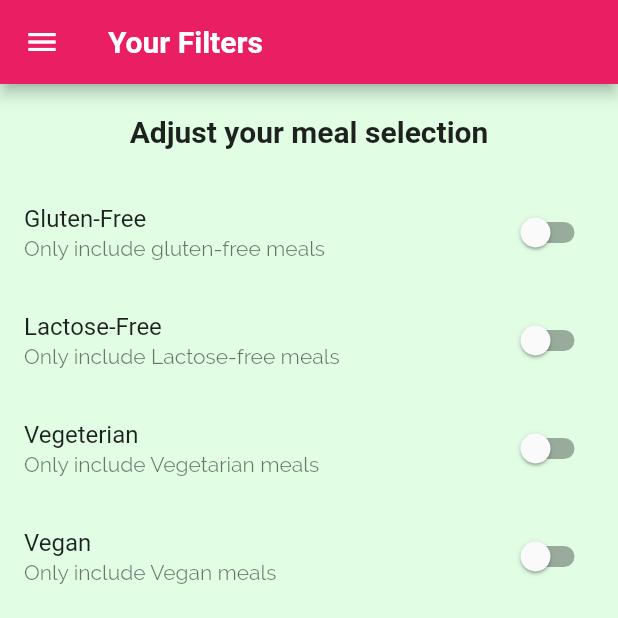
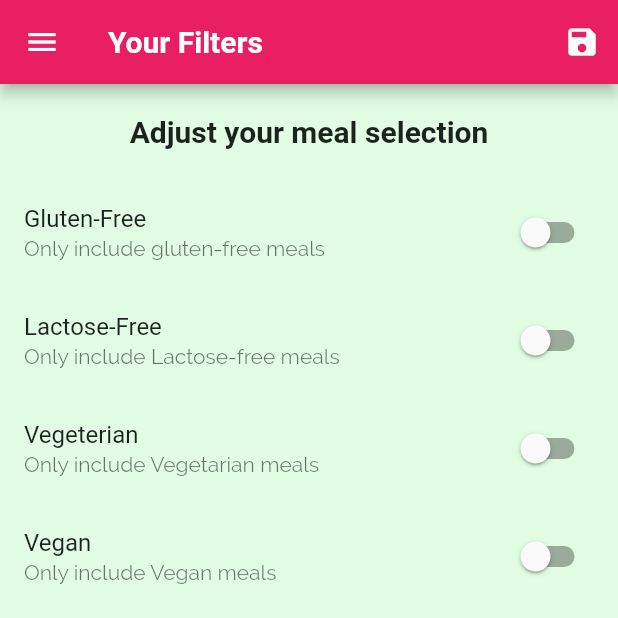
Before and after one commit to Erakotya/Dart_Projects, a Flutter app: the FilterScreen screen opened by its route, on a phone screen of 412 x 824 dp, the top half of it. Run offline on Flutter 3.47's test engine with Material 2 defaults, Android fonts, the phone set to English and light mode, and no system bars; Roboto replaces fonts that are missing (RobotoCondensed).

Commit message:
wired up filters

```diff
--- a/meals_app/lib/main.dart
+++ b/meals_app/lib/main.dart
@@ -1,17 +1,56 @@
 import 'package:flutter/material.dart';
+import 'package:meals_app/dummy_data.dart';
 import 'package:meals_app/screens/tabs_screen.dart';
 import './screens/categories_screen.dart';
 import './screens/category_meals_screen.dart';
 import './screens/meal_detail_screen.dart';
 import './screens/tabs_screen.dart';
 import './screens/filters.dart';
+import './dummy_data.dart';
+import './models/model.dart';
 
 void main() {
   runApp(MyApp());
 }
 
-class MyApp extends StatelessWidget {
+class MyApp extends StatefulWidget {
   // This widget is the root of your application.
+  @override
+  _MyAppState createState() => _MyAppState();
+}
+
+class _MyAppState extends State<MyApp> {
+  Map<String, bool> _filters = {
+    'gluten': false,
+    'lactose': false,
+    'vegan': false,
+    'vegetarian': false,
+  };
+
+  List<Meal> _availableMeals = DUMMY_MEALS;
+
+  void _setFilters(Map<String, bool> filterData) {
+    setState(() {
+      _filters = filterData;
+      _availableMeals = DUMMY_MEALS.where((meal) {
+        if (_filters['gluten'] && !meal.isGlutenFree) {
+          //if filter is set to show only gluten free && meal is gluten free, then dont show item
+          return false;
+        }
+        if (_filters['lactose'] && !meal.isLactoseFree) {
+          return false;
+        }
+        if (_filters['vegan'] && !meal.isVegan) {
+          return false;
+        }
+        if (_filters['vegetarian'] && !meal.isVegetarian) {
+          return false;
+        }
+        return true;
+      }).toList();
+    });
+  }
+
   @override
   Widget build(BuildContext context) {
     return MaterialApp(
@@ -40,11 +79,11 @@ class MyApp extends StatelessWidget {
       routes: {
         '/': (ctx) => TabScreen(),
 
-        CategoryMealsScreen.routeName: (ctx) =>
-            CategoryMealsScreen(), //or you can use the link style - "'/category_meals'"
+        CategoryMealsScreen.routeName: (ctx) => CategoryMealsScreen(
+            _availableMeals), //or you can use the link style - "'/category_meals'"
 
         mealDetailScreen.routeName: (ctx) => mealDetailScreen(),
-        FilterScreen.routeName: (ctx) => FilterScreen(),
+        FilterScreen.routeName: (ctx) => FilterScreen(_filters, _setFilters),
       },
       onGenerateRoute: (settings) {
         //navigates user to specified route in case the route the user wanted to go to doesnt exist by name
--- a/meals_app/lib/screens/category_meals_screen.dart
+++ b/meals_app/lib/screens/category_meals_screen.dart
@@ -5,6 +5,9 @@ import '../models/model.dart';
 
 class CategoryMealsScreen extends StatefulWidget {
   static const routeName = '/category-meals';
+  final List<Meal> availableMeals;
+
+  CategoryMealsScreen(this.availableMeals);
 
   @override
   _CategoryMealsScreenState createState() => _CategoryMealsScreenState();
@@ -46,7 +49,7 @@ class _CategoryMealsScreenState extends State<CategoryMealsScreen> {
       print(routeArgs);
       categoryTitle = routeArgs['title']; //used for page title
       final categoryId = routeArgs['id']; //used for search
-      displayedMeals = DUMMY_MEALS.where((meal) {
+      displayedMeals = widget.availableMeals.where((meal) {
         return meal.categories.contains(categoryId);
       }).toList();
       _loadedInitData = true;
--- a/meals_app/lib/screens/filters.dart
+++ b/meals_app/lib/screens/filters.dart
@@ -3,6 +3,10 @@ import '../widgets/main_drawer.dart';
 
 class FilterScreen extends StatefulWidget {
   static const routeName = '/filters';
+  final Function saveFilters;
+  final Map<String, bool> currentFilters;
+
+  FilterScreen(this.currentFilters, this.saveFilters);
 
   @override
   _FilterScreenState createState() => _FilterScreenState();
@@ -13,6 +17,17 @@ class _FilterScreenState extends State<FilterScreen> {
   bool _vegetarian = false;
   bool _vegan = false;
   bool _lactoseFree = false;
+  @override
+  initState() {
+    _glutenFree = widget.currentFilters['gluten'];
+    _vegetarian = widget.currentFilters['vegetarian'];
+
+    _vegan = widget.currentFilters['vegan'];
+
+    _lactoseFree = widget.currentFilters['lactose'];
+
+    super.initState();
+  }
 
   Widget _buildSwitchListTile(String title, String description,
       bool currentValue, Function updateValue) {
@@ -27,7 +42,23 @@ class _FilterScreenState extends State<FilterScreen> {
   @override
   Widget build(BuildContext context) {
     return Scaffold(
-      appBar: AppBar(title: Text('Your Filters')),
+      appBar: AppBar(
+        title: Text('Your Filters'),
+        actions: <Widget>[
+          IconButton(
+              icon: Icon(Icons.save),
+              onPressed: () {
+                final selectedFilters = {
+                  'gluten': _glutenFree,
+                  'lactose': _lactoseFree,
+                  'vegan': _vegan,
+                  'vegetarian': _vegetarian,
+                };
+
+                widget.saveFilters(selectedFilters);
+              }),
+        ], //savefilters is in widget section not stae
+      ),
       body: Column(
         children: <Widget>[
           Container(
```
